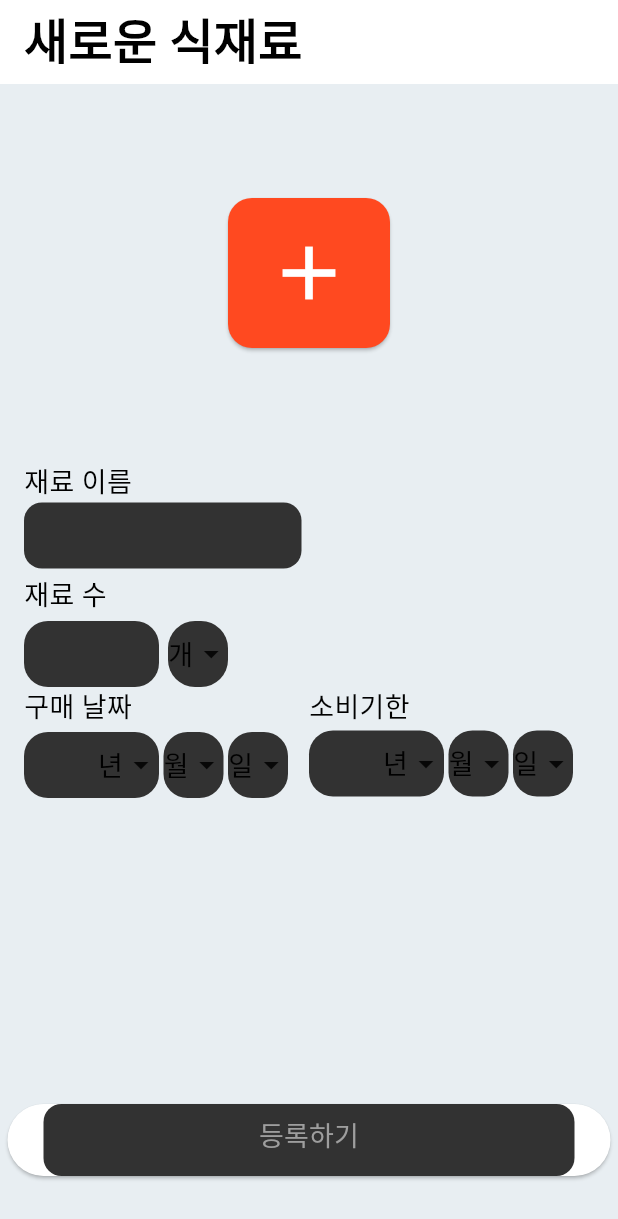
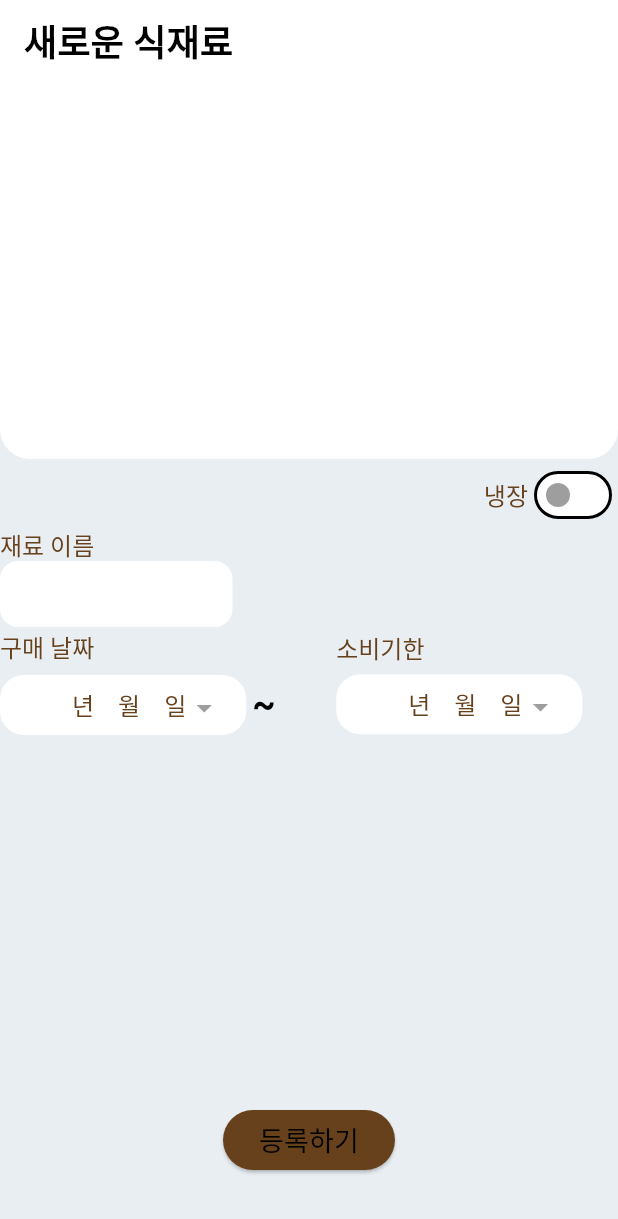
Before and after one commit to cherry1m/yum_application, a Flutter app: the screen it shows after launch, on a phone screen of 412 x 824 dp. Shown: the top 1219 px of the screen. Run offline on Flutter 3.47's test engine with Material 3 defaults, Android fonts, the phone set to English and light mode, and no system bars; Roboto replaces fonts that are missing (Pretendard).

Commit message:
재료 선택 화면 구현

```diff
--- a/lib/main.dart
+++ b/lib/main.dart
@@ -1,6 +1,6 @@
 import 'package:flutter/material.dart';
 import 'package:yum_application/src/ingredient/view/home_view.dart';
-import 'package:yum_application/src/ingredient/view/new_ingredient_view.dart';
+import 'package:yum_application/src/ingredient/view/ingredient_add_view.dart';
 import 'package:yum_application/src/util/app_theme.dart';
 
 void main() {
--- /dev/null
+++ b/lib/src/common/date_picker_widget.dart
@@ -0,0 +1,57 @@
+import 'package:flutter/material.dart';
+
+class DatePickerWidget extends StatelessWidget {
+  final void Function()? onTap;
+  const DatePickerWidget({super.key, this.onTap})
+      : assert(onTap != null, "onTap 함수 지정해라 이준호");
+
+  @override
+  Widget build(BuildContext context) {
+    return GestureDetector(
+      onTap: onTap,
+      child: Container(
+        padding:
+            EdgeInsets.only(top: 10.0, bottom: 10.0, right: 16.0, left: 48.0),
+        height: 40,
+        decoration: BoxDecoration(
+          color: Theme.of(context).colorScheme.onPrimaryContainer,
+          borderRadius: BorderRadius.circular(16),
+        ),
+        child: Row(
+          mainAxisAlignment: MainAxisAlignment.start,
+          children: [
+            Text(
+              "년",
+              style: Theme.of(context).textTheme.displayMedium,
+            ),
+            Padding(
+              padding: EdgeInsets.symmetric(vertical: 12.0),
+              child: VerticalDivider(
+                color: Theme.of(context).colorScheme.primary,
+              ),
+            ),
+            Text(
+              "월",
+              style: Theme.of(context).textTheme.displayMedium,
+            ),
+            Padding(
+              padding: EdgeInsets.symmetric(vertical: 12.0),
+              child: VerticalDivider(
+                color: Theme.of(context).colorScheme.primary,
+              ),
+            ),
+            Text(
+              "일",
+              style: Theme.of(context).textTheme.displayMedium,
+            ),
+            const Icon(
+              Icons.arrow_drop_down,
+              color: Colors.grey,
+              size: 24.0,
+            ),
+          ],
+        ),
+      ),
+    );
+  }
+}
--- a/lib/src/ingredient/view/ingredient_add_view.dart
+++ b/lib/src/ingredient/view/ingredient_add_view.dart
@@ -1,82 +1,217 @@
 import 'package:flutter/material.dart';
+import 'package:yum_application/src/common/date_picker_widget.dart';
 
 class IngredientAddView extends StatefulWidget {
-  final bool reverse;
-  const IngredientAddView({super.key, this.reverse = true});
+  const IngredientAddView({super.key});
 
   @override
   State<IngredientAddView> createState() => _IngredientAddViewState();
 }
 
 class _IngredientAddViewState extends State<IngredientAddView> {
-  final ScrollController _scrollController = ScrollController();
-  late double _screenWidth;
-  late ColorScheme _colorScheme;
-  final double _padding = 10.0; // 위젯 간의 패딩
-  final int _animationDuration = 4000; // 애니메이션 지속 시간
-  final int _visibleItems = 6;
+  bool _isFreezed = false;
+
+  void showBottomSheet() {}
 
   @override
   void initState() {
     super.initState();
-
-    // 애니메이션을 시작하기 위해 일정 시간마다 스크롤 위치를 업데이트
-    WidgetsBinding.instance.addPostFrameCallback((_) {
-      _startAnimation();
-    });
-  }
-
-  // 애니메이션 시작 메서드
-  void _startAnimation() {
-    if (_scrollController.hasClients) {
-      _scrollController
-          .animateTo(
-        _scrollController.position.maxScrollExtent, // 끝까지 애니메이션
-        duration: Duration(milliseconds: _animationDuration),
-        curve: Curves.linear,
-      )
-          .then((_) {
-        _scrollController.jumpTo(_scrollController.position.minScrollExtent);
-        _startAnimation();
-      });
-    }
-  }
-
-  @override
-  void dispose() {
-    _scrollController.dispose();
-    super.dispose();
   }
 
   @override
   Widget build(BuildContext context) {
-    _screenWidth = MediaQuery.of(context).size.width; // 화면 너비 가져오기
-    _colorScheme = Theme.of(context).colorScheme;
-    return ListView.builder(
-      reverse: widget.reverse,
-      controller: _scrollController,
-      scrollDirection: Axis.horizontal,
-      physics: const NeverScrollableScrollPhysics(), // 사용자가 수동으로 스크롤하지 못하도록 설정
-      itemBuilder: (context, index) {
-        // 무한 스크롤 효과를 위해 0 ~ _visibleItems까지 반복
-
-        return Padding(
-          padding: EdgeInsets.symmetric(horizontal: _padding),
-          child: Container(
-            width: _screenWidth / 3.5, // 각 컨테이너 크기
-
-            decoration: BoxDecoration(
-                borderRadius: BorderRadius.circular(100),
-                border: Border.all(width: 2.0, color: _colorScheme.secondary)),
-            child: const Center(
-                child: Text(
-              '맥주',
-              style: TextStyle(fontSize: 20, fontWeight: FontWeight.w400),
+    return Scaffold(
+      appBar: AppBar(
+        backgroundColor: Theme.of(context).colorScheme.onPrimaryContainer,
+        shape: RoundedRectangleBorder(
+            borderRadius: BorderRadius.vertical(bottom: Radius.circular(20.0))),
+        title: Text(
+          "새로운 식재료",
+          style: Theme.of(context).textTheme.titleMedium,
+        ),
+        bottom: PreferredSize(
+            preferredSize: Size.fromHeight(250),
+            child: Container(
+              height: 250,
+              child: Center(
+                child: GestureDetector(
+                  onTap: showBottomSheet,
+                  child: Container(
+                    width: 50,
+                    height: 50,
+                    color: Colors.white,
+                  ),
+                ),
+              ),
             )),
-          ),
-        );
-      },
-      itemCount: _visibleItems, // 적은 수의 아이템을 반복하여 표시
+      ),
+      body: Column(
+        children: [
+          // _add(),
+          _toggle(),
+          _description(),
+          Spacer(),
+          _button(),
+        ],
+      ),
     );
   }
+
+  Widget _add() => Expanded(
+        child: Padding(
+          padding: const EdgeInsets.only(bottom: 20.0),
+          child: SizedBox(
+            width: double.infinity,
+            height: 400,
+            child: ElevatedButton(
+              onPressed: () {
+                // IngredientBottomBarView(context);
+              },
+              style: ElevatedButton.styleFrom(
+                backgroundColor:
+                    Theme.of(context).colorScheme.onPrimaryContainer,
+                shape: RoundedRectangleBorder(
+                  borderRadius: BorderRadius.only(
+                    bottomLeft: Radius.circular(16.0),
+                    bottomRight: Radius.circular(16.0),
+                  ),
+                ),
+              ),
+              child: null,
+            ),
+          ),
+        ),
+      );
+
+  Widget _toggle() => Align(
+        alignment: Alignment.bottomRight,
+        child: Row(
+          mainAxisSize: MainAxisSize.min,
+          children: [
+            Text(
+              "냉장",
+              style: Theme.of(context).textTheme.displayMedium,
+            ),
+            Switch(
+              value: _isFreezed,
+              onChanged: (bool value) {
+                setState(() {
+                  _isFreezed = !_isFreezed;
+                });
+              },
+              activeColor: Colors.grey,
+              inactiveThumbColor: Colors.grey,
+            )
+          ],
+        ),
+      );
+
+  Widget _description() =>
+      Column(crossAxisAlignment: CrossAxisAlignment.start, children: [
+        Text(
+          "재료 이름",
+          style: Theme.of(context).textTheme.displayMedium,
+        ),
+        SizedBox(
+          width: 155,
+          height: 44,
+          child: TextField(
+            decoration: InputDecoration(
+              contentPadding:
+                  EdgeInsets.symmetric(vertical: 10, horizontal: 15),
+              filled: true,
+              fillColor: Theme.of(context).colorScheme.onPrimaryContainer,
+              border: OutlineInputBorder(
+                borderRadius: BorderRadius.circular(12),
+                borderSide: BorderSide.none,
+              ),
+            ),
+            style: TextStyle(color: Colors.white),
+          ),
+        ),
+        Row(
+          mainAxisAlignment: MainAxisAlignment.spaceBetween,
+          children: [
+            Column(
+              crossAxisAlignment: CrossAxisAlignment.start,
+              children: [
+                Padding(
+                  padding: const EdgeInsets.symmetric(vertical: 4.0),
+                  child: Text(
+                    "구매 날짜",
+                    style: Theme.of(context).textTheme.displayMedium,
+                  ),
+                ),
+                Padding(
+                  padding: const EdgeInsets.symmetric(vertical: 4.0),
+                  child: Row(
+                    children: [
+                      DatePickerWidget(
+                        onTap: () {
+                          print("hello!");
+                        },
+                      ),
+                      Padding(
+                        padding: const EdgeInsets.symmetric(horizontal: 4.0),
+                        child: Text(
+                          "~",
+                          style: Theme.of(context).textTheme.titleMedium,
+                        ),
+                      ),
+                    ],
+                  ),
+                ),
+              ],
+            ),
+            Column(
+              crossAxisAlignment: CrossAxisAlignment.start,
+              children: [
+                Padding(
+                  padding: const EdgeInsets.symmetric(vertical: 4.0),
+                  child: Text(
+                    "소비기한",
+                    style: Theme.of(context).textTheme.displayMedium,
+                  ),
+                ),
+                Padding(
+                  padding: const EdgeInsets.symmetric(vertical: 4.0),
+                  child: Row(
+                    children: [
+                      DatePickerWidget(
+                        onTap: () {
+                          print("hello!");
+                        },
+                      ),
+                      Opacity(
+                        opacity: 0.0,
+                        child: Padding(
+                          padding: const EdgeInsets.symmetric(horizontal: 4.0),
+                          child: Text(
+                            "~",
+                            style: Theme.of(context).textTheme.titleMedium,
+                          ),
+                        ),
+                      ),
+                    ],
+                  ),
+                ),
+              ],
+            ),
+          ],
+        ),
+      ]);
+
+  Widget _button() => Padding(
+        padding: const EdgeInsets.only(top: 24.0, bottom: 40.0),
+        child: ElevatedButton(
+          style: ElevatedButton.styleFrom(
+              backgroundColor: Theme.of(context).colorScheme.primary),
+          onPressed: () {},
+          child: Text(
+            "등록하기",
+            style: TextStyle(fontSize: 18, color: Colors.black),
+            textAlign: TextAlign.center,
+          ),
+        ),
+      );
 }
--- a/lib/src/ingredient/view/new_ingredient_view.dart
+++ /dev/null
@@ -1,226 +0,0 @@
-import 'package:flutter/material.dart';
-import 'package:yum_application/src/App.dart';
-
-class IngredientAddView extends StatelessWidget {
-  const IngredientAddView({super.key});
-
-  @override
-  Widget build(BuildContext context) {
-    return Scaffold(
-      appBar: AppBar(
-        title: Text(
-          "새로운 식재료",
-          style: Theme.of(context).textTheme.titleMedium,
-        ),
-        centerTitle: false,
-      ),
-      body: Column(
-        children: [
-          _add(),
-          _description(),
-          Spacer(), // 이 부분을 추가하여 등록 버튼을 화면 하단에 위치
-          _button(),
-        ],
-      ),
-    );
-  }
-
-  // 주황색 네모 안에 플러스 아이콘 버튼
-  Widget _add() => Container(
-        padding: EdgeInsets.all(16.0),
-        child: Padding(
-          padding: const EdgeInsets.all(60.0),
-          child: ElevatedButton(
-            onPressed: () {},
-            style: ElevatedButton.styleFrom(
-              backgroundColor: Color(0xffFF4920),
-              shape: RoundedRectangleBorder(
-                borderRadius: BorderRadius.circular(16.0),
-              ),
-              minimumSize: Size(100, 100),
-            ),
-            child: Icon(
-              Icons.add,
-              color: Colors.white,
-              size: 60,
-            ),
-          ),
-        ),
-      );
-
-  Widget _description() => Padding(
-        padding: const EdgeInsets.symmetric(horizontal: 16.0),
-        child: Column(crossAxisAlignment: CrossAxisAlignment.start, children: [
-          Text("재료 이름", style: TextStyle(fontSize: 18)),
-          Container(
-            width: 185,
-            height: 44,
-            decoration: BoxDecoration(
-              color: Color(0xff323232),
-              borderRadius: BorderRadius.circular(12),
-            ),
-          ),
-          Padding(
-            padding: const EdgeInsets.symmetric(vertical: 4.0),
-            child: Text(
-              "재료 수",
-              style: TextStyle(fontSize: 18),
-            ),
-          ),
-          Row(
-            children: [
-              Container(
-                width: 90,
-                height: 44,
-                decoration: BoxDecoration(
-                  color: Color(0xff323232), // 회색 배경
-                  borderRadius: BorderRadius.circular(16), // 둥근 모서리
-                ),
-              ),
-              Padding(
-                padding: const EdgeInsets.only(left: 6),
-                child: Container(
-                  width: 40,
-                  height: 44,
-                  decoration: BoxDecoration(
-                      color: Color(0xff323232),
-                      borderRadius: BorderRadius.circular(18.0)),
-                  child: Row(
-                    children: [
-                      Text(
-                        "개",
-                        style: TextStyle(fontSize: 18),
-                      ),
-                      Icon(Icons.arrow_drop_down_sharp),
-                    ],
-                  ),
-                ),
-              )
-            ],
-          ),
-          Row(
-            crossAxisAlignment: CrossAxisAlignment.start,
-            children: [
-              Flexible(
-                child: Column(
-                  crossAxisAlignment: CrossAxisAlignment.start,
-                  children: [
-                    Text(
-                      "구매 날짜",
-                      style: TextStyle(fontSize: 18),
-                    ),
-                    Row(
-                      children: [
-                        Container(
-                          width: 90,
-                          height: 44,
-                          decoration: BoxDecoration(
-                            color: Color(0xff323232), // 회색 배경
-                            borderRadius: BorderRadius.circular(16), // 둥근 모서리
-                          ),
-                          child: Row(
-                            mainAxisAlignment: MainAxisAlignment.end,
-                            children: [
-                              Text(
-                                "년",
-                                style: TextStyle(fontSize: 18),
-                              ),
-                              Icon(Icons.arrow_drop_down_sharp),
-                            ],
-                          ),
-                        ),
-                        Padding(
-                          padding: const EdgeInsets.all(3.0),
-                          child: _datePickerContainer("월"),
-                        ),
-                        _datePickerContainer("일"),
-                        // Text("~", style: TextStyle(fontSize: 14)),
-                      ],
-                    ),
-                  ],
-                ),
-              ),
-              Flexible(
-                child: Column(
-                  crossAxisAlignment: CrossAxisAlignment.start,
-                  children: [
-                    Text(
-                      "소비기한",
-                      style: TextStyle(fontSize: 18),
-                    ),
-                    Row(
-                      children: [
-                        Container(
-                          width: 90,
-                          height: 44,
-                          decoration: BoxDecoration(
-                            color: Color(0xff323232), // 회색 배경
-                            borderRadius: BorderRadius.circular(16), // 둥근 모서리
-                          ),
-                          child: Row(
-                            mainAxisAlignment: MainAxisAlignment.end,
-                            children: [
-                              Text(
-                                "년",
-                                style: TextStyle(fontSize: 18),
-                              ),
-                              Icon(Icons.arrow_drop_down_sharp),
-                            ],
-                          ),
-                        ),
-                        Padding(
-                          padding: const EdgeInsets.all(3.0),
-                          child: _datePickerContainer("월"),
-                        ),
-                        _datePickerContainer("일"),
-                      ],
-                    ),
-                  ],
-                ),
-              ),
-            ],
-          ),
-        ]),
-      );
-
-  Widget _datePickerContainer(String text) => Container(
-        width: 40, // 날짜 선택 박스의 크기를 넓혀서 화면 깨짐 방지
-        height: 44,
-        decoration: BoxDecoration(
-          color: Color(0xff323232),
-          borderRadius: BorderRadius.circular(16.0),
-        ),
-        child: Row(
-          mainAxisAlignment: MainAxisAlignment.end,
-          children: [
-            Text(
-              text,
-              style: TextStyle(fontSize: 18),
-            ),
-            Icon(Icons.arrow_drop_down_sharp),
-          ],
-        ),
-      );
-
-  Widget _button() => Padding(
-        padding: const EdgeInsets.only(top: 24.0, bottom: 40.0),
-        child: ElevatedButton(
-            onPressed: () {},
-            child: Container(
-              width: 354,
-              height: 48,
-              decoration: BoxDecoration(
-                color: Color(0xff323232), // 회색 배경
-                borderRadius: BorderRadius.circular(12), // 둥근 모서리
-              ),
-              child: Padding(
-                padding: const EdgeInsets.all(8.0),
-                child: Text(
-                  "등록하기",
-                  style: TextStyle(fontSize: 18, color: Colors.grey),
-                  textAlign: TextAlign.center,
-                ),
-              ),
-            )),
-      );
-}
--- a/lib/src/util/app_theme.dart
+++ b/lib/src/util/app_theme.dart
@@ -3,8 +3,12 @@ import 'package:flutter/material.dart';
 ThemeData get light => ThemeData(
     scaffoldBackgroundColor: const Color(0xffE8EEF2),
     textTheme: const TextTheme(
+        titleLarge: TextStyle(
+            fontSize: 24,
+            fontWeight: FontWeight.w700,
+            fontFamily: "Pretendard"),
         titleMedium: TextStyle(
-            fontSize: 32,
+            fontSize: 24,
             fontWeight: FontWeight.w700,
             fontFamily: "Pretendard"),
         titleSmall: TextStyle(
@@ -12,23 +16,30 @@ ThemeData get light => ThemeData(
             fontWeight: FontWeight.w600,
             fontFamily: "Pretendard"),
         displayLarge: TextStyle(
+            color: Color(0xff67401C),
             fontSize: 20,
             fontWeight: FontWeight.w400,
             fontFamily: "Pretendard"),
         displayMedium: TextStyle(
+            color: Color(0xff67401C),
             fontSize: 16,
             fontWeight: FontWeight.w400,
             fontFamily: "Pretendard")),
     colorScheme: const ColorScheme.light(
-        primary: Color(0xffFF4920),
+        primary: Color(0xff67401C),
         secondary: Color(0xff000000),
         onPrimaryContainer: Color(0xffffffff),
-        onSecondaryContainer: Color(0xffd7d7d7)));
+        onSecondaryContainer: Color(0xff67401C)));
 
 ThemeData get dark => ThemeData(
+    scaffoldBackgroundColor: const Color(0xFF000000),
     textTheme: const TextTheme(
+        titleLarge: TextStyle(
+            fontSize: 32,
+            fontWeight: FontWeight.w700,
+            fontFamily: "Pretendard"),
         titleMedium: TextStyle(
-            fontSize: 32,
+            fontSize: 24,
             fontWeight: FontWeight.w700,
             fontFamily: "Pretendard"),
         titleSmall: TextStyle(
@@ -36,11 +47,12 @@ ThemeData get dark => ThemeData(
             fontWeight: FontWeight.w600,
             fontFamily: "Pretendard"),
         displayMedium: TextStyle(
+            color: Colors.white,
             fontSize: 16,
             fontWeight: FontWeight.w400,
             fontFamily: "Pretendard")),
     colorScheme: const ColorScheme.dark(
-        primary: Color(0xffFF4920),
+        primary: Color(0xff67401C),
         secondary: Color(0xffFFFFFF),
-        onPrimaryContainer: Color(0xff323232),
+        onPrimaryContainer: Color(0xff3a3a3a),
         onSecondaryContainer: Color(0xff686868)));
```
